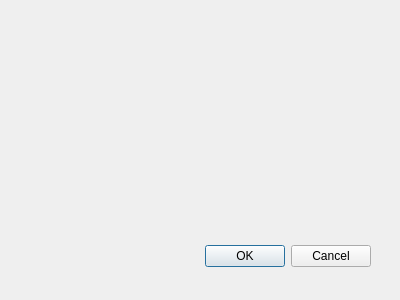
The window that BerViewer/rsa_enc_dec_dlg.ui (jykim74/BerEditor) describes before a commit, drawn with Qt 5.
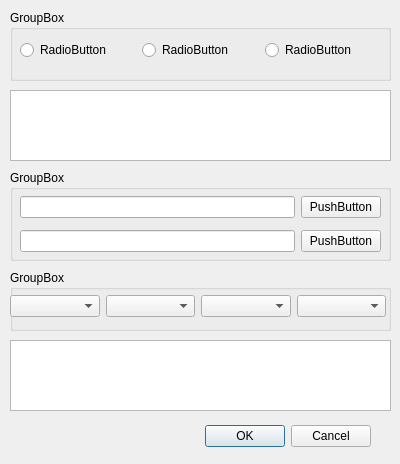
The same window after the commit.

```diff
--- a/BerViewer/rsa_enc_dec_dlg.ui
+++ b/BerViewer/rsa_enc_dec_dlg.ui
@@ -9,7 +9,7 @@
     <x>0</x>
     <y>0</y>
     <width>400</width>
-    <height>300</height>
+    <height>464</height>
    </rect>
   </property>
   <property name="windowTitle">
@@ -19,7 +19,7 @@
    <property name="geometry">
     <rect>
      <x>30</x>
-     <y>240</y>
+     <y>420</y>
      <width>341</width>
      <height>32</height>
     </rect>
@@ -31,6 +31,154 @@
     <set>QDialogButtonBox::Cancel|QDialogButtonBox::Ok</set>
    </property>
   </widget>
+  <widget class="QGroupBox" name="groupBox">
+   <property name="geometry">
+    <rect>
+     <x>10</x>
+     <y>10</y>
+     <width>381</width>
+     <height>71</height>
+    </rect>
+   </property>
+   <property name="title">
+    <string>GroupBox</string>
+   </property>
+   <widget class="QWidget" name="gridLayoutWidget">
+    <property name="geometry">
+     <rect>
+      <x>10</x>
+      <y>20</y>
+      <width>361</width>
+      <height>41</height>
+     </rect>
+    </property>
+    <layout class="QGridLayout" name="gridLayout">
+     <item row="0" column="1">
+      <widget class="QRadioButton" name="radioButton_2">
+       <property name="text">
+        <string>RadioButton</string>
+       </property>
+      </widget>
+     </item>
+     <item row="0" column="0">
+      <widget class="QRadioButton" name="radioButton">
+       <property name="text">
+        <string>RadioButton</string>
+       </property>
+      </widget>
+     </item>
+     <item row="0" column="2">
+      <widget class="QRadioButton" name="radioButton_3">
+       <property name="text">
+        <string>RadioButton</string>
+       </property>
+      </widget>
+     </item>
+    </layout>
+   </widget>
+  </widget>
+  <widget class="QPlainTextEdit" name="plainTextEdit">
+   <property name="geometry">
+    <rect>
+     <x>10</x>
+     <y>90</y>
+     <width>381</width>
+     <height>71</height>
+    </rect>
+   </property>
+  </widget>
+  <widget class="QGroupBox" name="groupBox_2">
+   <property name="geometry">
+    <rect>
+     <x>10</x>
+     <y>170</y>
+     <width>381</width>
+     <height>91</height>
+    </rect>
+   </property>
+   <property name="title">
+    <string>GroupBox</string>
+   </property>
+   <widget class="QWidget" name="gridLayoutWidget_2">
+    <property name="geometry">
+     <rect>
+      <x>10</x>
+      <y>20</y>
+      <width>361</width>
+      <height>68</height>
+     </rect>
+    </property>
+    <layout class="QGridLayout" name="gridLayout_2">
+     <item row="0" column="0">
+      <widget class="QLineEdit" name="lineEdit"/>
+     </item>
+     <item row="1" column="0">
+      <widget class="QLineEdit" name="lineEdit_2"/>
+     </item>
+     <item row="0" column="1">
+      <widget class="QPushButton" name="pushButton">
+       <property name="text">
+        <string>PushButton</string>
+       </property>
+      </widget>
+     </item>
+     <item row="1" column="1">
+      <widget class="QPushButton" name="pushButton_2">
+       <property name="text">
+        <string>PushButton</string>
+       </property>
+      </widget>
+     </item>
+    </layout>
+   </widget>
+  </widget>
+  <widget class="QGroupBox" name="groupBox_3">
+   <property name="geometry">
+    <rect>
+     <x>10</x>
+     <y>270</y>
+     <width>381</width>
+     <height>61</height>
+    </rect>
+   </property>
+   <property name="title">
+    <string>GroupBox</string>
+   </property>
+   <widget class="QWidget" name="gridLayoutWidget_3">
+    <property name="geometry">
+     <rect>
+      <x>0</x>
+      <y>20</y>
+      <width>376</width>
+      <height>32</height>
+     </rect>
+    </property>
+    <layout class="QGridLayout" name="gridLayout_3">
+     <item row="0" column="1">
+      <widget class="QComboBox" name="comboBox_2"/>
+     </item>
+     <item row="0" column="0">
+      <widget class="QComboBox" name="comboBox"/>
+     </item>
+     <item row="0" column="2">
+      <widget class="QComboBox" name="comboBox_3"/>
+     </item>
+     <item row="0" column="3">
+      <widget class="QComboBox" name="comboBox_4"/>
+     </item>
+    </layout>
+   </widget>
+  </widget>
+  <widget class="QPlainTextEdit" name="plainTextEdit_2">
+   <property name="geometry">
+    <rect>
+     <x>10</x>
+     <y>340</y>
+     <width>381</width>
+     <height>71</height>
+    </rect>
+   </property>
+  </widget>
  </widget>
  <pixmapfunction/>
  <resources/>
```
Left out of the diff: 9 changed lines with no effect on the pictures.
